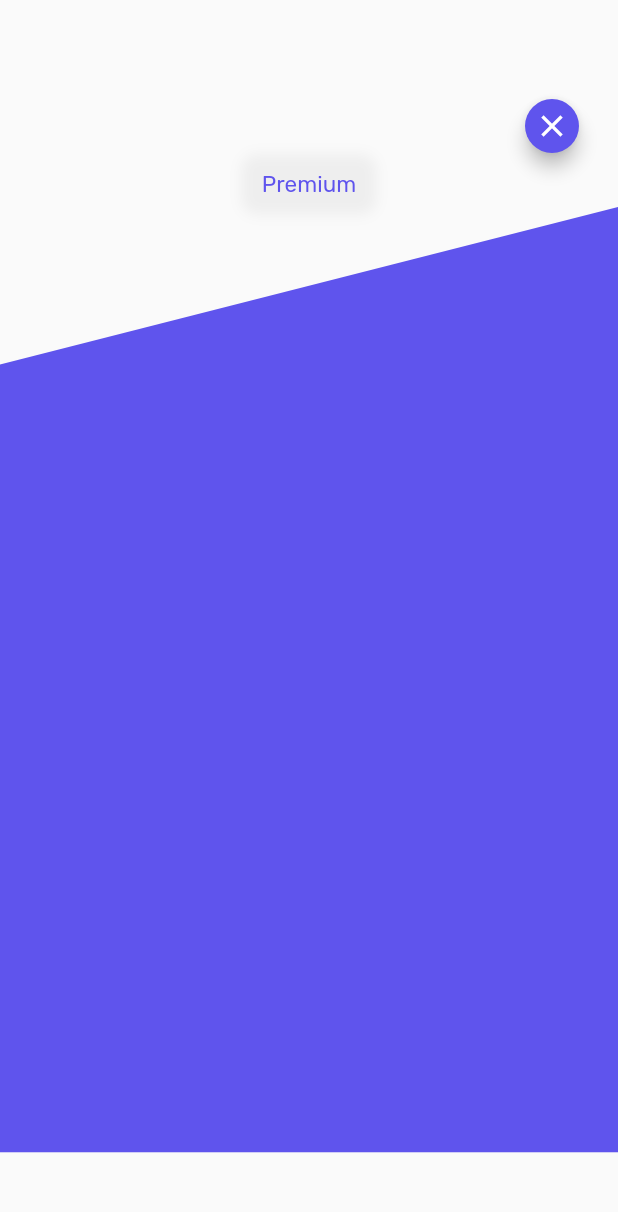
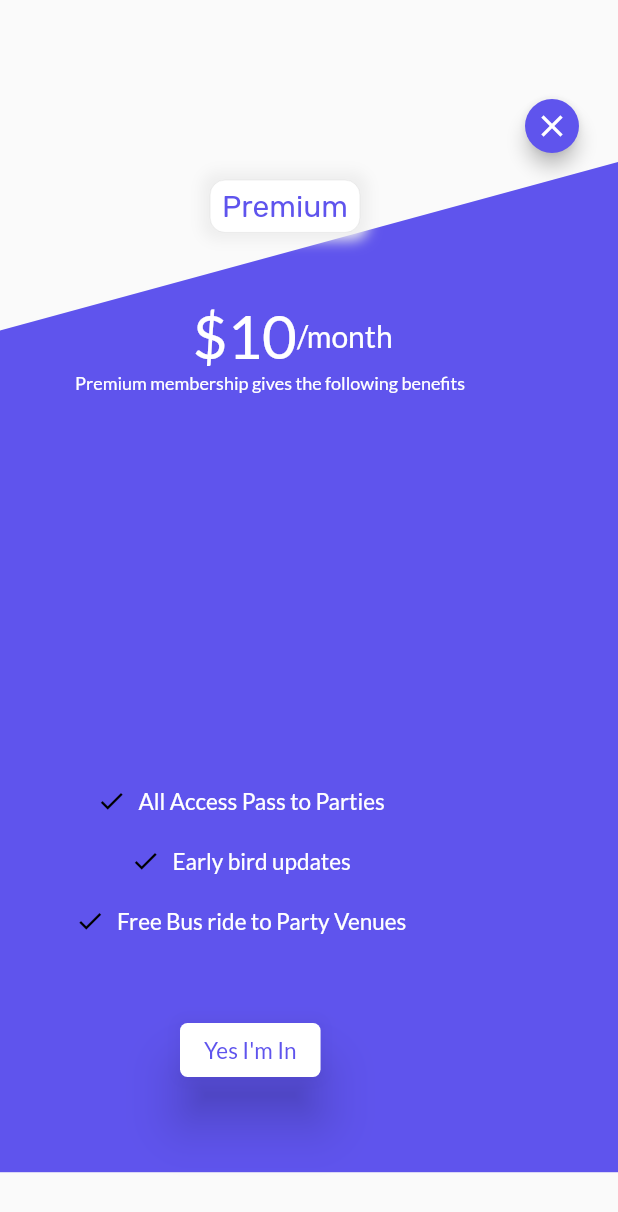
Before and after one commit to CalmExperts/Haus_party, a Flutter app: the SubscriptionPage screen opened by its route, on a phone screen of 412 x 824 dp. Shown: the top 1212 px of the screen. Run offline on Flutter 3.47's test engine with Material 2 defaults, Android fonts, the phone set to English and light mode, and no system bars; our stand-ins replace flushbar, flutter_credit_card, google_fonts, google_maps_flutter, qr_flutter and 2 more; missing offline and left inert: dart:ffi; accounts and stored records are empty.

Commit message:
Finished Subscription sample screen

```diff
--- a/lib/subscription.dart
+++ b/lib/subscription.dart
@@ -39,20 +39,35 @@ class SubscriptionPage extends StatelessWidget {
                 )
               ],
             ),
+            Container(
+                // padding: EdgeInsets.only(top: 10.0),
+                child: ClipPath(
+              clipper: CustomTriangleClipper(),
+              child: Container(
+                width: MediaQuery.of(context).size.width,
+                height: MediaQuery.of(context).size.height * 0.8175,
+                decoration: BoxDecoration(color: Color(0xFF5F54ED)),
+              ),
+            )),
+          ])),
           Positioned(
-                top: 150.0,
-                left: 50.0,
+              top: 120.0,
+              left: 140.0,
               child: Container(
-                    height: 30,
-                    width: 80,
-                    decoration: BoxDecoration(boxShadow: [
+                  height: 35,
+                  width: 100,
+                  decoration: BoxDecoration(
+                      color: Colors.white,
+                      border: Border.all(width: 0.1, color: Colors.grey),
+                      boxShadow: [
                         BoxShadow(
                           color: Colors.grey[200],
                           spreadRadius: 5,
                           blurRadius: 7,
                           // offset: Offset(2,2), // changes position of shadow
                         ),
-                    ], borderRadius: BorderRadius.all(Radius.circular(10.0))),
+                      ],
+                      borderRadius: BorderRadius.all(Radius.circular(10.0))),
                   child: Column(
                       crossAxisAlignment: CrossAxisAlignment.center,
                       mainAxisAlignment: MainAxisAlignment.center,
@@ -60,20 +75,102 @@ class SubscriptionPage extends StatelessWidget {
                         Text("Premium",
                             style: GoogleFonts.rubik(
                               textStyle: TextStyle(color: Color(0xFF5F54ED)),
+                              fontSize: 20.0,
+                            )),
+                      ]))),
+          Positioned(
+            top: 200,
+            left: 50,
+            child: Container(
+                height: MediaQuery.of(context).size.height * 0.2,
+                child: Column(
+                  children: [
+                    Padding(
+                        padding: EdgeInsets.only(left: 30.0),
+                        child: Row(
+                          children: [
+                            Text("\$10",
+                                style: GoogleFonts.lato(
+                                    color: Colors.white, fontSize: 40.0)),
+                            Text("/month",
+                                style: GoogleFonts.lato(
+                                    color: Colors.white, fontSize: 20.0))
+                          ],
+                        )),
+                    Text("Premium membership gives the following benefits",
+                        style: GoogleFonts.lato(
+                            color: Colors.white, fontSize: 12.0)),
+                  ],
+                )),
+          ),
+          Positioned(
+            bottom: 200,
+            left: 50,
+            child: Container(
+              child: Column(
+                children: [
+                  SizedBox(height: 40),
+                  Row(
+                    mainAxisAlignment: MainAxisAlignment.spaceEvenly,
+                    children: [
+                      Icon(Icons.check, color: Colors.black, size: 20.0),
+                      Padding(
+                        padding: EdgeInsets.only(left: 8.0),
+                        child: Text("All Access Pass to Parties",
+                            style: GoogleFonts.lato(
+                              color: Colors.white,
                               fontSize: 15.0,
                             )),
-                      ]))),
-            Container(
-                // padding: EdgeInsets.only(top: 10.0),
-                child: ClipPath(
-                  clipper: CustomTriangleClipper(),
-                  child: Container(
-                    width: MediaQuery.of(context).size.width,
-                    height: MediaQuery.of(context).size.height * 0.765,
-                    decoration: BoxDecoration(color: Color(0xFF5F54ED)),
+                      )
+                    ],
                   ),
+                  SizedBox(height: 20),
+                  Row(
+                    mainAxisAlignment: MainAxisAlignment.spaceEvenly,
+                    children: [
+                      Icon(Icons.check, color: Colors.black, size: 20.0),
+                      Padding(
+                        padding: EdgeInsets.only(left: 8.0),
+                        child: Text("Early bird updates",
+                            style: GoogleFonts.lato(
+                              color: Colors.white,
+                              fontSize: 15.0,
                             )),
-          ]))
+                      )
+                    ],
+                  ),
+                  SizedBox(height: 20),
+                  Row(
+                    mainAxisAlignment: MainAxisAlignment.spaceEvenly,
+                    children: [
+                      Icon(Icons.check, color: Colors.black, size: 20.0),
+                      Padding(
+                        padding: EdgeInsets.only(left: 8.0),
+                        child: Text("Free Bus ride to Party Venues",
+                            style: GoogleFonts.lato(
+                              color: Colors.white,
+                              fontSize: 15.0,
+                            )),
+                      )
+                    ],
+                  ),
+                ],
+              ),
+            ),
+          ),
+          Positioned(
+            bottom: 100,
+            left: 120,
+            child: RaisedButton(
+              elevation: 15.0,
+              shape: RoundedRectangleBorder(borderRadius: BorderRadius.all(Radius.circular(5.0))),
+              color: Colors.white,
+              // mouseCursor: ,
+              child: Text("Yes I'm In",
+                  style: GoogleFonts.lato(
+                      color: Color(0xFF5F54ED), fontSize: 15.0)),
+              onPressed: () {},
+            )),
         ]));
   }
 }
```
Lines whose indentation alone changed are shown as unchanged.
